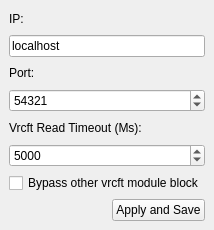
Before: the Qt Designer form FoxyFace/src/ui/qtcreator/VrcftSettings.ui in Jeka8833/FoxyFace, drawn with Qt 5.
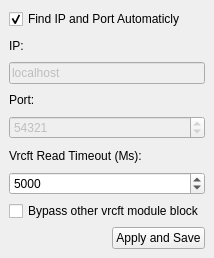
After: the same form once the commit is applied.

Commit message: Add VRCFT UDP Auto Connection

```diff
--- a/FoxyFace/src/ui/qtcreator/VrcftSettings.ui
+++ b/FoxyFace/src/ui/qtcreator/VrcftSettings.ui
@@ -7,7 +7,7 @@
     <x>0</x>
     <y>0</y>
     <width>213</width>
-    <height>230</height>
+    <height>258</height>
    </rect>
   </property>
   <property name="windowTitle">
@@ -15,6 +15,16 @@
   </property>
   <widget class="QWidget" name="centralwidget">
    <layout class="QVBoxLayout" name="verticalLayout">
+    <item>
+     <widget class="QCheckBox" name="auto_connect_cb">
+      <property name="text">
+       <string>Find IP and Port Automaticly</string>
+      </property>
+      <property name="checked">
+       <bool>true</bool>
+      </property>
+     </widget>
+    </item>
     <item>
      <widget class="QLabel" name="ip_lb">
       <property name="text">
@@ -24,6 +34,9 @@
     </item>
     <item>
      <widget class="QLineEdit" name="ip_le">
+      <property name="enabled">
+       <bool>false</bool>
+      </property>
       <property name="text">
        <string>localhost</string>
       </property>
@@ -41,6 +54,9 @@
     </item>
     <item>
      <widget class="QSpinBox" name="port_sp">
+      <property name="enabled">
+       <bool>false</bool>
+      </property>
       <property name="maximum">
        <number>65535</number>
       </property>
```
Left out of the diff: 35 changed lines with no effect on the pictures. The commit also changes 9 other files.
